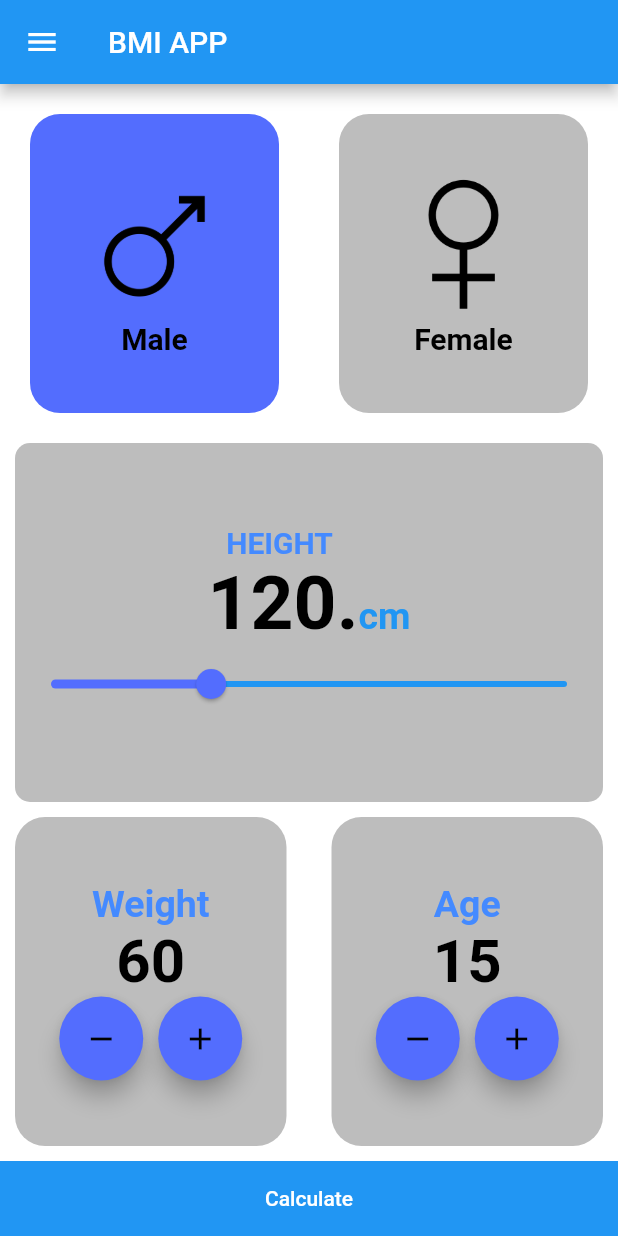
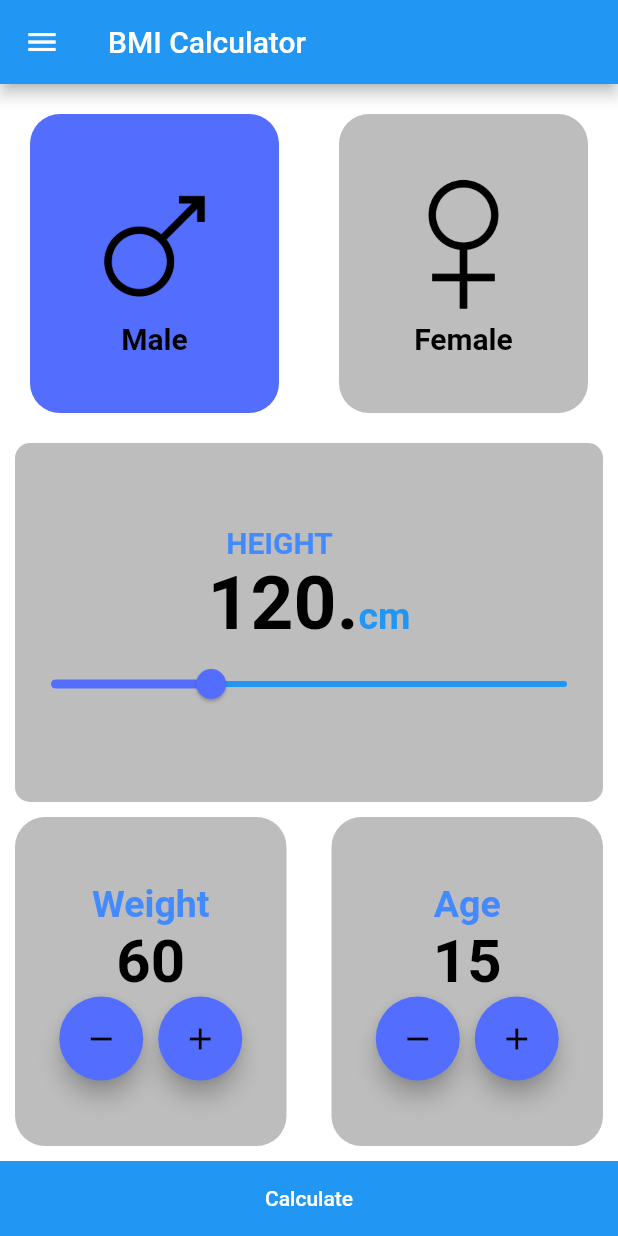
Before and after one commit to HassanEmad0010/BMI_CLACULATOR, a Flutter app: the screen it shows after launch, on a phone screen of 412 x 824 dp. Run offline on Flutter 3.47's test engine with Material 2 defaults, Android fonts, the phone set to English and light mode, and no system bars.

Commit message:
Final Commit before Bloc Provider

```diff
--- a/lib/componants/componants.sharedcomponant/componant.dart
+++ b/lib/componants/componants.sharedcomponant/componant.dart
@@ -62,8 +62,6 @@ Widget bmiInformation ()
 
         Text(
 
-
-
           '<18.5 –> underweight range\n'
               '18.5 - 24.9 –> healthy weight range\n'
               '25  -  29.9 –> overweight range\n'
--- a/lib/modules/app.dart
+++ b/lib/modules/app.dart
@@ -24,7 +24,7 @@ class _BMIappState extends State<BMIapp> {
       Scaffold(
         appBar: AppBar(
           leading: const Icon(Icons.menu),
-          title: const Text("BMI APP"),
+          title: const Text("BMI Calculator"),
         ),
         body: Column(
           children: [
```
Also changed, not shown: lib/main.dart (+4 -4 lines), lib/modules/ResualtScreen.dart (+5 -5 lines).
